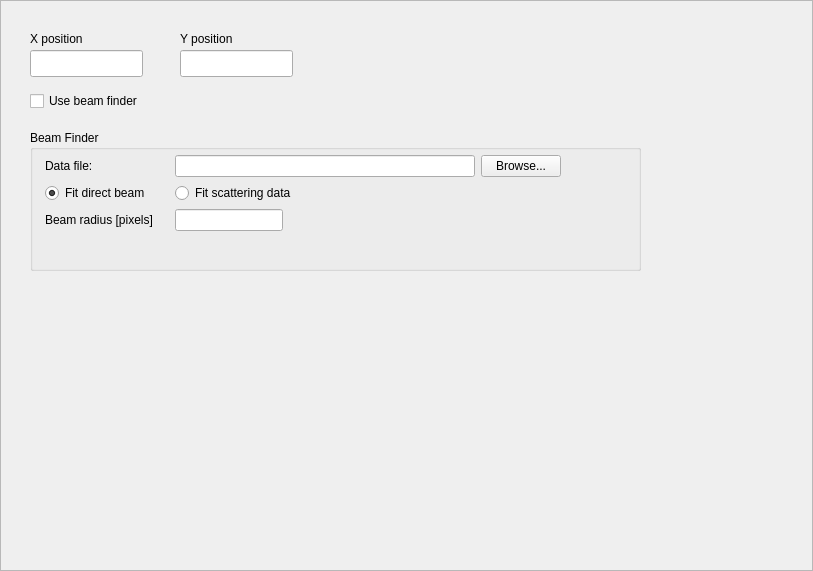
mantidproject/mantid, file Code/Mantid/Scripts/Interface/ui/hfir_beam_finder.ui: the form before one commit.
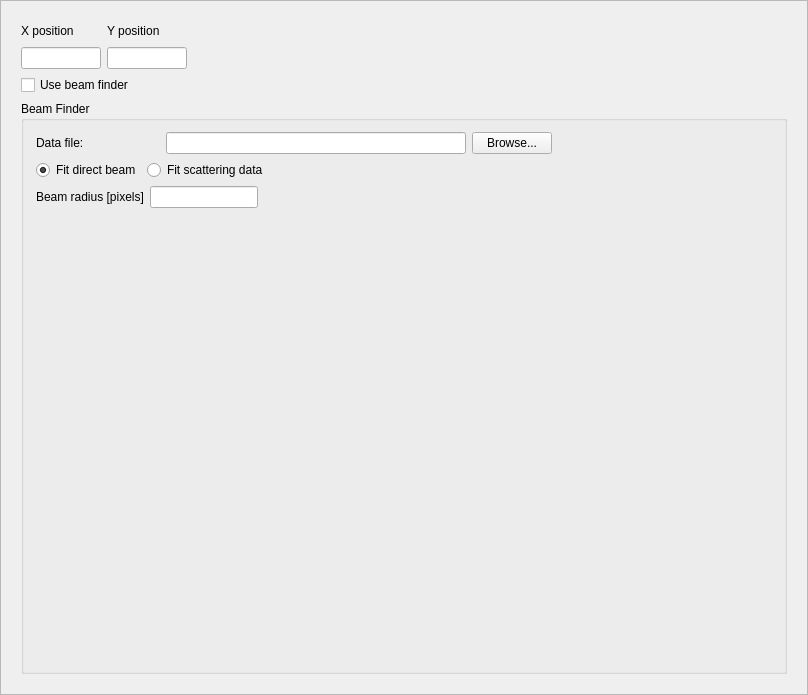
The form after the commit.

```diff
--- a/Code/Mantid/Scripts/Interface/ui/hfir_beam_finder.ui
+++ b/Code/Mantid/Scripts/Interface/ui/hfir_beam_finder.ui
@@ -6,8 +6,8 @@
    <rect>
     <x>0</x>
     <y>0</y>
-    <width>813</width>
-    <height>571</height>
+    <width>808</width>
+    <height>695</height>
    </rect>
   </property>
   <property name="windowTitle">
@@ -19,79 +19,105 @@
   <property name="frameShadow">
    <enum>QFrame::Raised</enum>
   </property>
-  <widget class="QWidget" name="verticalLayoutWidget">
-   <property name="geometry">
-    <rect>
-     <x>10</x>
-     <y>10</y>
-     <width>671</width>
-     <height>551</height>
-    </rect>
-   </property>
+  <layout class="QVBoxLayout" name="verticalLayout_2">
+   <item>
    <layout class="QVBoxLayout" name="verticalLayout">
     <item>
      <widget class="QWidget" name="widget" native="true">
-      <widget class="QLineEdit" name="x_pos_edit">
-       <property name="geometry">
-        <rect>
-         <x>20</x>
-         <y>40</y>
-         <width>113</width>
-         <height>27</height>
-        </rect>
-       </property>
-       <property name="toolTip">
-        <string>Position of the beam in X, in pixels</string>
-       </property>
-      </widget>
-      <widget class="QLineEdit" name="y_pos_edit">
-       <property name="geometry">
-        <rect>
-         <x>170</x>
-         <y>40</y>
-         <width>113</width>
-         <height>27</height>
-        </rect>
-       </property>
-       <property name="toolTip">
-        <string>Position of the beam in Y, in pixels.</string>
-       </property>
-      </widget>
+       <layout class="QVBoxLayout" name="verticalLayout_3">
+        <item>
+         <layout class="QGridLayout" name="gridLayout">
+          <item row="0" column="0">
       <widget class="QLabel" name="x_pos_label">
-       <property name="geometry">
-        <rect>
-         <x>20</x>
-         <y>20</y>
-         <width>81</width>
-         <height>17</height>
-        </rect>
+            <property name="sizePolicy">
+             <sizepolicy hsizetype="Preferred" vsizetype="Fixed">
+              <horstretch>0</horstretch>
+              <verstretch>0</verstretch>
+             </sizepolicy>
        </property>
        <property name="text">
         <string>X position</string>
        </property>
       </widget>
+          </item>
+          <item row="1" column="0">
+           <widget class="QLineEdit" name="x_pos_edit">
+            <property name="minimumSize">
+             <size>
+              <width>80</width>
+              <height>0</height>
+             </size>
+            </property>
+            <property name="maximumSize">
+             <size>
+              <width>80</width>
+              <height>16777215</height>
+             </size>
+            </property>
+            <property name="toolTip">
+             <string>Position of the beam in X, in pixels</string>
+            </property>
+           </widget>
+          </item>
+          <item row="0" column="1">
       <widget class="QLabel" name="y_pos_label">
-       <property name="geometry">
-        <rect>
-         <x>170</x>
-         <y>20</y>
-         <width>81</width>
-         <height>17</height>
-        </rect>
+            <property name="sizePolicy">
+             <sizepolicy hsizetype="Preferred" vsizetype="Fixed">
+              <horstretch>0</horstretch>
+              <verstretch>0</verstretch>
+             </sizepolicy>
        </property>
        <property name="text">
         <string>Y position</string>
        </property>
       </widget>
+          </item>
+          <item row="1" column="1">
+           <widget class="QLineEdit" name="y_pos_edit">
+            <property name="minimumSize">
+             <size>
+              <width>80</width>
+              <height>0</height>
+             </size>
+            </property>
+            <property name="maximumSize">
+             <size>
+              <width>80</width>
+              <height>16777215</height>
+             </size>
+            </property>
+            <property name="toolTip">
+             <string>Position of the beam in Y, in pixels.</string>
+            </property>
+           </widget>
+          </item>
+          <item row="0" column="2">
+           <spacer name="horizontalSpacer">
+            <property name="orientation">
+             <enum>Qt::Horizontal</enum>
+            </property>
+            <property name="sizeHint" stdset="0">
+             <size>
+              <width>40</width>
+              <height>20</height>
+             </size>
+            </property>
+           </spacer>
+          </item>
+         </layout>
+        </item>
+        <item>
+         <widget class="QCheckBox" name="use_beam_finder_checkbox">
+          <property name="toolTip">
+           <string>Select to let the reduction software find the beam center.</string>
+          </property>
+          <property name="text">
+           <string>Use beam finder</string>
+          </property>
+         </widget>
+        </item>
+        <item>
       <widget class="QGroupBox" name="groupBox">
-       <property name="geometry">
-        <rect>
-         <x>20</x>
-         <y>120</y>
-         <width>611</width>
-         <height>141</height>
-        </rect>
-       </property>
        <property name="title">
         <string>Beam Finder</string>
        </property>
@@ -100,8 +126,8 @@
          <rect>
           <x>10</x>
           <y>20</y>
-          <width>591</width>
-          <height>111</height>
+             <width>703</width>
+             <height>118</height>
          </rect>
         </property>
         <layout class="QFormLayout" name="formLayout">
@@ -114,14 +140,49 @@
          <property name="margin">
           <number>5</number>
          </property>
-         <item row="0" column="0">
+            <item row="0" column="1">
+             <layout class="QHBoxLayout" name="horizontalLayout"/>
+            </item>
+            <item row="1" column="0">
+             <layout class="QHBoxLayout" name="horizontalLayout_4">
+              <item>
           <widget class="QLabel" name="data_file_label">
            <property name="text">
             <string>Data file:                       </string>
            </property>
           </widget>
          </item>
-         <item row="1" column="0">
+              <item>
+               <widget class="QLineEdit" name="beam_data_file_edit">
+                <property name="minimumSize">
+                 <size>
+                  <width>300</width>
+                  <height>0</height>
+                 </size>
+                </property>
+                <property name="toolTip">
+                 <string>Enter the file path of a direct beam data file.</string>
+                </property>
+               </widget>
+              </item>
+              <item>
+               <widget class="QPushButton" name="data_file_browse_button">
+                <property name="sizePolicy">
+                 <sizepolicy hsizetype="Fixed" vsizetype="Fixed">
+                  <horstretch>0</horstretch>
+                  <verstretch>0</verstretch>
+                 </sizepolicy>
+                </property>
+                <property name="text">
+                 <string>Browse...</string>
+                </property>
+               </widget>
+              </item>
+             </layout>
+            </item>
+            <item row="2" column="0">
+             <layout class="QHBoxLayout" name="horizontalLayout_2">
+              <item>
           <widget class="QRadioButton" name="direct_beam">
            <property name="toolTip">
             <string>Fit the direct beam to obtain the beam center.</string>
@@ -134,7 +195,7 @@
            </property>
           </widget>
          </item>
-         <item row="1" column="1">
+              <item>
           <widget class="QRadioButton" name="scattering_data">
            <property name="toolTip">
             <string>Fit only the scattering profile to obtain the beam center.</string>
@@ -144,14 +205,18 @@
            </property>
           </widget>
          </item>
-         <item row="2" column="0">
+             </layout>
+            </item>
+            <item row="3" column="0">
+             <layout class="QHBoxLayout" name="horizontalLayout_3">
+              <item>
           <widget class="QLabel" name="beam_radius_label">
            <property name="text">
             <string>Beam radius [pixels]</string>
            </property>
           </widget>
          </item>
-         <item row="2" column="1">
+              <item>
           <widget class="QLineEdit" name="beam_radius_edit">
            <property name="sizePolicy">
             <sizepolicy hsizetype="Fixed" vsizetype="Fixed">
@@ -170,59 +235,18 @@
            </property>
           </widget>
          </item>
-         <item row="0" column="1">
-          <layout class="QHBoxLayout" name="horizontalLayout">
-           <item>
-            <widget class="QLineEdit" name="beam_data_file_edit">
-             <property name="minimumSize">
-              <size>
-               <width>300</width>
-               <height>0</height>
-              </size>
-             </property>
-             <property name="toolTip">
-              <string>Enter the file path of a direct beam data file.</string>
-             </property>
-            </widget>
-           </item>
-           <item>
-            <widget class="QPushButton" name="data_file_browse_button">
-             <property name="sizePolicy">
-              <sizepolicy hsizetype="Fixed" vsizetype="Fixed">
-               <horstretch>0</horstretch>
-               <verstretch>0</verstretch>
-              </sizepolicy>
-             </property>
-             <property name="text">
-              <string>Browse...</string>
-             </property>
-            </widget>
-           </item>
           </layout>
          </item>
         </layout>
        </widget>
       </widget>
-      <widget class="QCheckBox" name="use_beam_finder_checkbox">
-       <property name="geometry">
-        <rect>
-         <x>20</x>
-         <y>80</y>
-         <width>181</width>
-         <height>22</height>
-        </rect>
-       </property>
-       <property name="toolTip">
-        <string>Select to let the reduction software find the beam center.</string>
-       </property>
-       <property name="text">
-        <string>Use beam finder</string>
-       </property>
-      </widget>
-     </widget>
     </item>
    </layout>
   </widget>
+     </item>
+    </layout>
+   </item>
+  </layout>
  </widget>
  <resources/>
  <connections>
```
Lines whose indentation alone changed are shown as unchanged.
